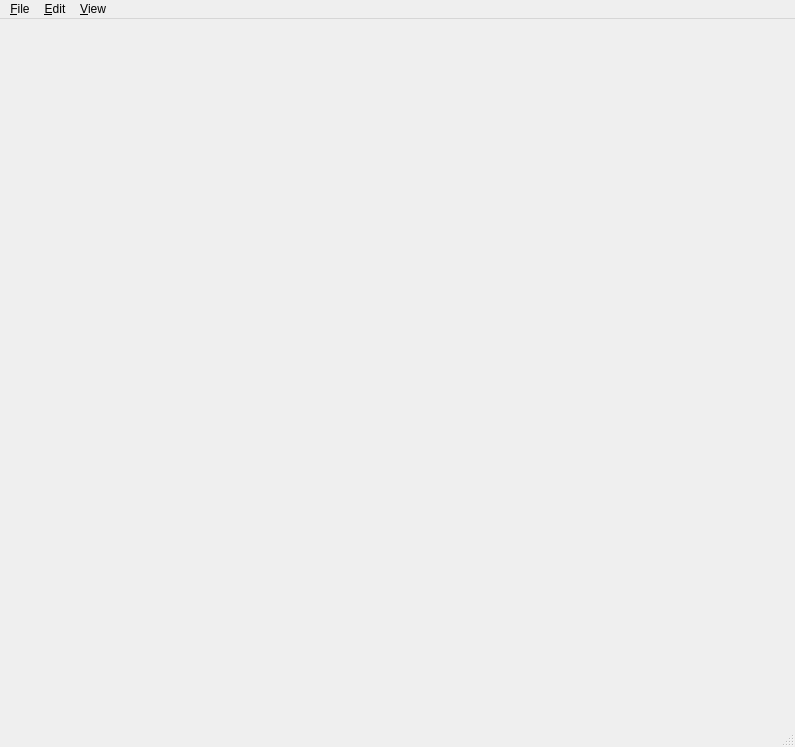
Old version of the form dev/Gems/ScriptCanvas/Code/Editor/View/Windows/mainwindow.ui in the repository aws/lumberyard.
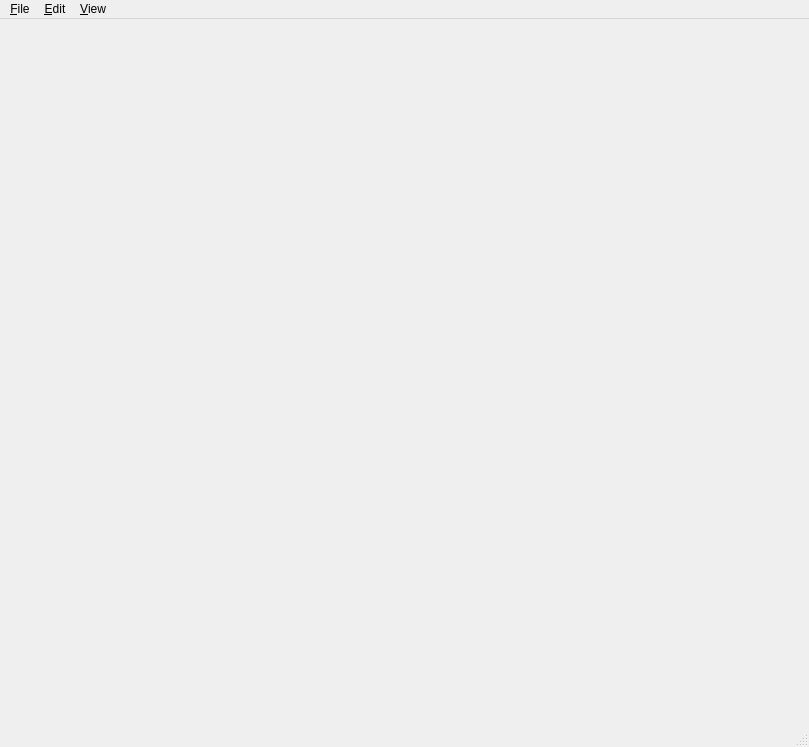
New version of the form. Icons and pictures are not drawn.

Patch:
```diff
--- a/dev/Gems/ScriptCanvas/Code/Editor/View/Windows/mainwindow.ui
+++ b/dev/Gems/ScriptCanvas/Code/Editor/View/Windows/mainwindow.ui
@@ -9,7 +9,7 @@
    <rect>
     <x>0</x>
     <y>0</y>
-    <width>795</width>
+    <width>809</width>
     <height>747</height>
    </rect>
   </property>
@@ -48,7 +48,7 @@
     <rect>
      <x>0</x>
      <y>0</y>
-     <width>795</width>
+     <width>809</width>
      <height>21</height>
     </rect>
    </property>
```
Left out of the diff: 119 changed lines with no effect on the pictures.
